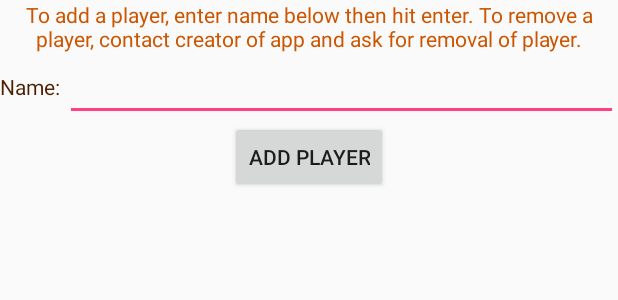
After one commit to RobertHale/DiscJockey, an Android app: the layout add_remove_players.xml on its own in the app's theme, with its tools: preview values and no code run, on a phone screen of 412 x 824 dp. The commit adds this screen. Shown: the top 300 px of the screen. Run offline under Robolectric (Android 15) with nearby library versions, the phone set to English and light mode, and no system bars.

Commit message:
Implemented add players activity. Course Finder no longer creates scorecard with no players selected.

```diff
--- a/app/src/main/AndroidManifest.xml
+++ b/app/src/main/AndroidManifest.xml
@@ -29,6 +29,7 @@
         <activity android:name=".CourseFinderActivity"
             android:label="Course Finder"
             />
+        <activity android:name=".AddRemovePlayerActivity" />
     </application>
 
 </manifest>
--- a/app/src/main/java/com/hale/robert/discjockey/DBConnector.java
+++ b/app/src/main/java/com/hale/robert/discjockey/DBConnector.java
@@ -38,7 +38,6 @@ public class DBConnector {
             @Override
             public void run() {
                 users[0] = dynamoDBMapper.load(UsersDO.class, name);
-                Log.d("database", "run: user " + users[0].getName());
             }
         };
         Thread thread = new Thread(runnable);
--- /dev/null
+++ b/app/src/main/res/layout/add_remove_players.xml
@@ -0,0 +1,37 @@
+<?xml version="1.0" encoding="utf-8"?>
+<LinearLayout
+    xmlns:android="http://schemas.android.com/apk/res/android" android:layout_width="match_parent"
+    android:layout_height="match_parent"
+    android:orientation="vertical">
+    <TextView
+        android:layout_width="match_parent"
+        android:layout_height="wrap_content"
+        android:text="@string/add_remove_help"
+        android:textAlignment="center"
+        android:textColor="@color/colorPrimary"/>
+    <LinearLayout
+        android:layout_width="match_parent"
+        android:layout_height="wrap_content"
+        android:orientation="horizontal">
+        <TextView
+            android:layout_width="wrap_content"
+            android:layout_height="match_parent"
+            android:text="Name: "
+            android:gravity="center_vertical"
+            android:textColor="@color/colorPrimaryDark"/>
+        <EditText
+            android:id="@+id/add_player_text"
+            android:layout_width="0dp"
+            android:layout_height="wrap_content"
+            android:layout_weight="1"
+            android:ems="10"
+            android:inputType="text" />
+    </LinearLayout>
+    <Button
+        android:id="@+id/add_player_button"
+        android:layout_width="wrap_content"
+        android:layout_height="wrap_content"
+        android:layout_gravity="center"
+        android:text="Add Player"
+        android:shadowColor="@color/colorPrimaryDark"/>
+</LinearLayout>
--- a/app/src/main/res/menu/main.xml
+++ b/app/src/main/res/menu/main.xml
@@ -7,8 +7,8 @@
         android:title="@string/action_settings"
         app:showAsAction="never" />
     <item
-        android:id="@+id/switch_user"
+        android:id="@+id/add_user_option"
         android:orderInCategory="99"
-        android:title="Switch Users"
+        android:title="Add/Remove Users"
         app:showAsAction="never" />
 </menu>
--- a/app/src/main/res/values/strings.xml
+++ b/app/src/main/res/values/strings.xml
@@ -4,5 +4,6 @@
     <string name="navigation_drawer_open">Open navigation drawer</string>
     <string name="navigation_drawer_close">Close navigation drawer</string>
     <string name="find_a_course_help">Let\'s find your course! Select users and enter name of course to get started</string>
+    <string name="add_remove_help">To add a player, enter name below then hit enter.  To remove a player, contact creator of app and ask for removal of player.</string>
     <string name="action_settings">Settings</string>
 </resources>
```
Also changed, not shown: app/src/main/java/com/hale/robert/discjockey/AddRemovePlayerActivity.java (added, +58 -0 lines), app/src/main/java/com/hale/robert/discjockey/CourseFinderActivity.java (+9 -4 lines), app/src/main/java/com/hale/robert/discjockey/MainActivity.java (+34 -11 lines).
